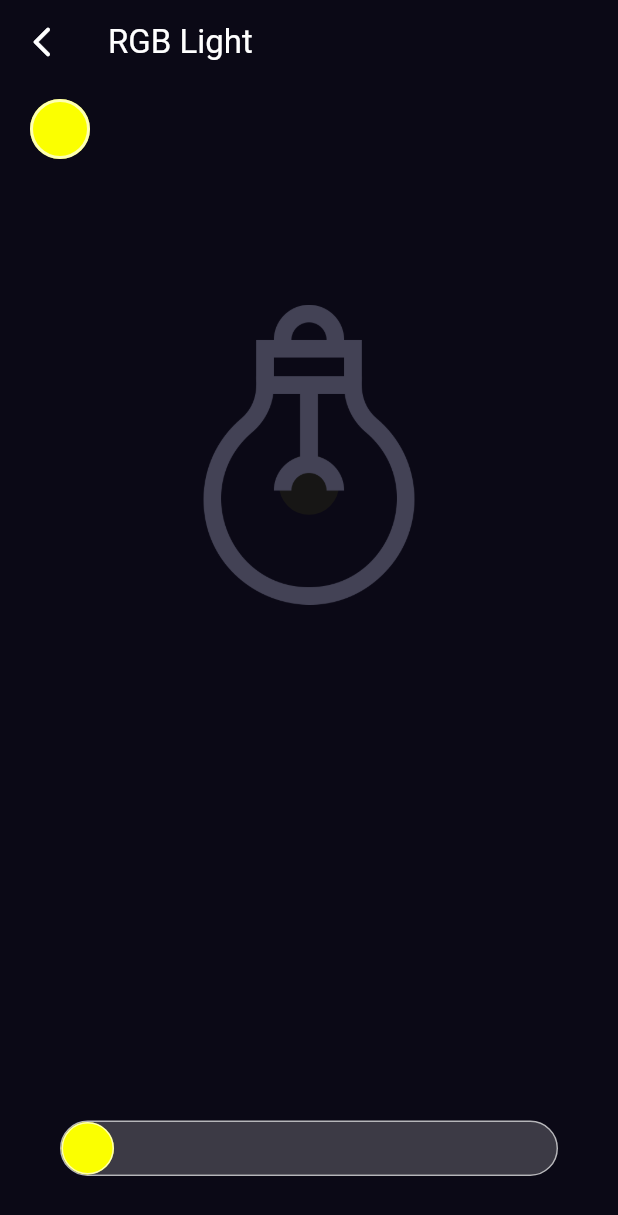
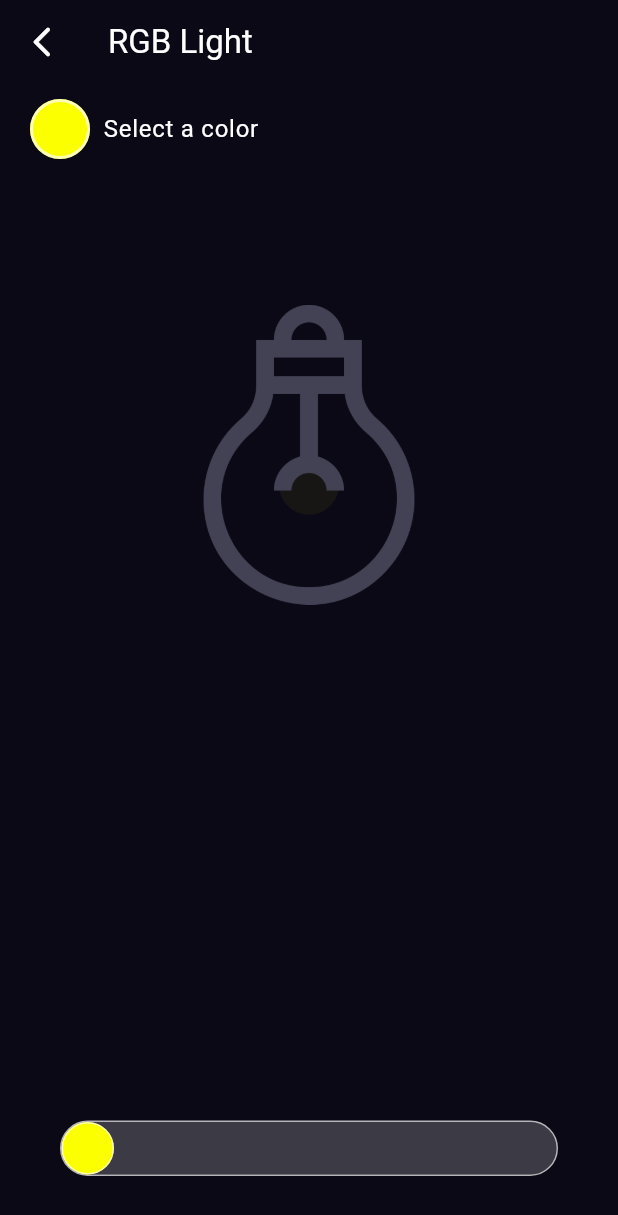
Before and after one commit to jesuspedge/ui_demo_app, a Flutter app: the RgbLightPage screen opened directly, on a phone screen of 412 x 824 dp. Shown: the top 1215 px of the screen. Run offline on Flutter 3.47's test engine with Material 3 defaults, Android fonts, the phone set to English and light mode, and no system bars; our stand-ins replace equatable, flutter_bloc; missing offline and left inert: dart:html, flutter_material_color_picker.

Commit message:
add text

```diff
--- a/lib/pages/all_pages/03_lamp/widgets/color_selector.dart
+++ b/lib/pages/all_pages/03_lamp/widgets/color_selector.dart
@@ -50,14 +50,26 @@ class _ColorSelectorState extends State<ColorSelector> {
               );
             });
       },
-      child: Container(
+      child: Row(
+        children: [
+          Container(
             height: 40,
             width: 40,
             decoration: BoxDecoration(
               shape: BoxShape.circle,
               color: selectedColor,
-          border: Border.all(color: Colors.white.withOpacity(0.7), width: 2),
+              border:
+                  Border.all(color: Colors.white.withOpacity(0.7), width: 2),
             ),
+          ),
+          Text(
+            '  Select a color',
+            style: Theme.of(context)
+                .textTheme
+                .bodyLarge!
+                .copyWith(color: Colors.white),
+          )
+        ],
       ),
     );
   }
```
Lines whose indentation alone changed are shown as unchanged.
